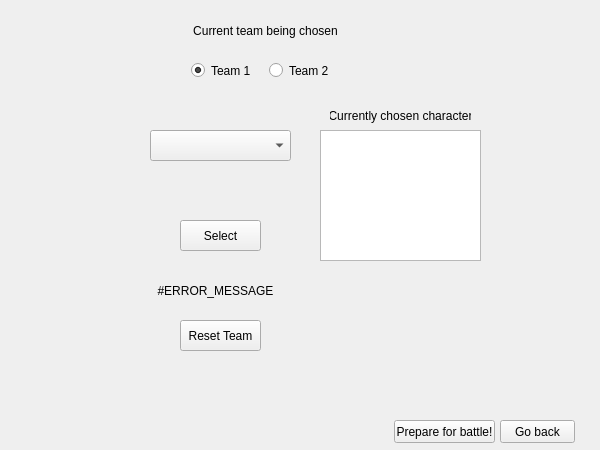
Old version of the form GCS-GUI/mainwindow.ui in the repository PajTajster/GCS-GUI.
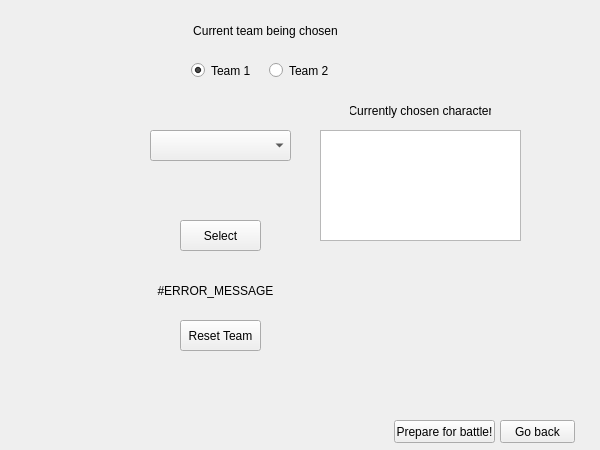
New version of the form. The open tabs and pages were chosen to show the change.

Commit message: Added rest of Character Choose menu, all should work now.

Patch:
```diff
--- a/GCS-GUI/mainwindow.ui
+++ b/GCS-GUI/mainwindow.ui
@@ -388,8 +388,8 @@
      <widget class="QLabel" name="currentCharacterLabel">
       <property name="geometry">
        <rect>
-        <x>330</x>
-        <y>105</y>
+        <x>350</x>
+        <y>100</y>
         <width>141</width>
         <height>21</height>
        </rect>
@@ -497,10 +497,13 @@
        <rect>
         <x>320</x>
         <y>130</y>
-        <width>161</width>
-        <height>131</height>
+        <width>201</width>
+        <height>111</height>
        </rect>
       </property>
+      <property name="readOnly">
+       <bool>true</bool>
+      </property>
       <property name="html">
        <string>&lt;!DOCTYPE HTML PUBLIC &quot;-//W3C//DTD HTML 4.0//EN&quot; &quot;http://www.w3.org/TR/REC-html40/strict.dtd&quot;&gt;
 &lt;html&gt;&lt;head&gt;&lt;meta name=&quot;qrichtext&quot; content=&quot;1&quot; /&gt;&lt;style type=&quot;text/css&quot;&gt;
```
Left out of the diff: 9 changed lines with no effect on the pictures. The commit also changes 2 other files.
